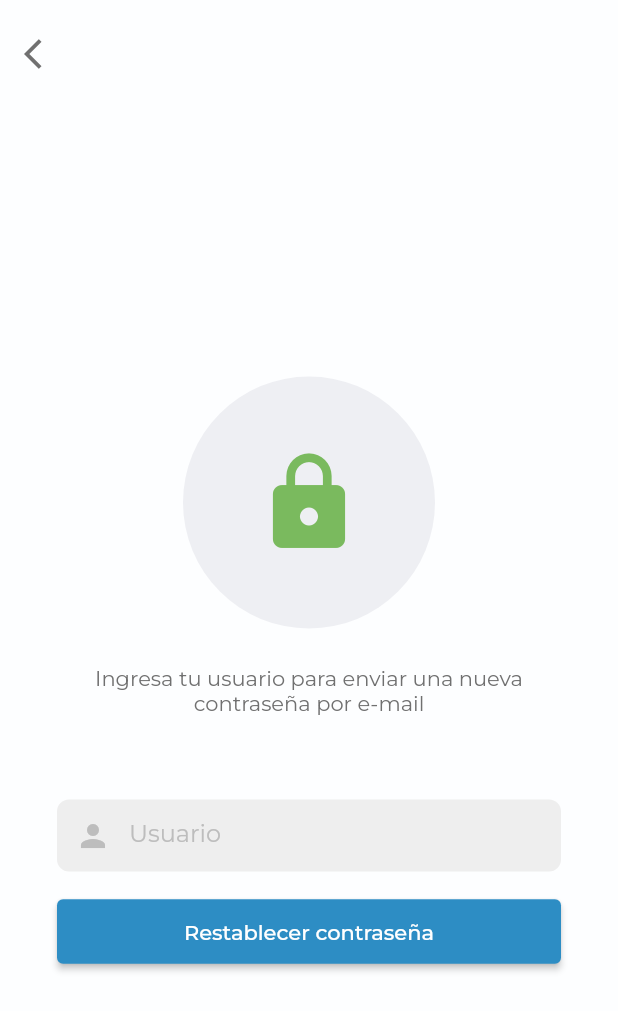
After one commit to danieloquelis/dimexa-vendors, a Flutter app: the RestorePasswordPage screen opened by its route, on a phone screen of 412 x 824 dp. The commit adds this screen. Shown: the top 1011 px of the screen. Run offline on Flutter 3.47's test engine with Material 2 defaults, Android fonts, the light colour scheme and no system bars; our stand-ins replace carousel_slider, expandable, fl_chart, flutter_spinkit, flutter_svg, get and 5 more; missing offline and left inert: flutter_device_identifier, password_dart; generated files the repository leaves out were written again.

Commit message:
adding restore password functionality

```diff
--- a/lib/data/interceptors/auth_interceptor/auth_interceptor.dart
+++ b/lib/data/interceptors/auth_interceptor/auth_interceptor.dart
@@ -3,4 +3,8 @@ import 'package:dimexa_vendors/data/models/session/session.dart';
 
 abstract class AuthInterceptor {
   Future<Session?> login(String user, String password);
+
+  Future<bool?> resetPassword(String user);
+
+  Future<String?> resetPasswordAndValidateCode(String user, String code);
 }
--- a/lib/global_widgets/loading_dialog/loading_dialog.dart
+++ b/lib/global_widgets/loading_dialog/loading_dialog.dart
@@ -12,7 +12,7 @@ class LoadingDialog {
   }) {
     baseDialog(
         context: context,
-        child: SpinKitRing(color: Colors.grey.shade500, size: 80,),
+        child: SpinKitRing(color: Colors.grey.shade500, size: 80, lineWidth: 5,),
         message: StringUtils.isNotNullNorEmpty(message) ? message! : 'Cargando, porfavor espere...'
     );
   }
@@ -24,7 +24,7 @@ class LoadingDialog {
   }) {
     baseDialog(
         context: context,
-        child: SpinKitRing(color: Colors.grey.shade500, size: 80,),
+        child: SpinKitRing(color: Colors.grey.shade500, size: 80,lineWidth: 5,),
         dynamicMessage: Obx(
           () => TweenAnimationBuilder(
             tween: Tween<double>(begin: 0.0, end: progress.value),
--- a/lib/modules/login_page/login_controller.dart
+++ b/lib/modules/login_page/login_controller.dart
@@ -78,4 +78,8 @@ class LoginController extends GetxController {
   void setPassword(String value) {
     _password = value;
   }
+
+  void goToResetPassword() {
+    Get.toNamed(AppRoutes.restorePassword);
+  }
 }
--- /dev/null
+++ b/lib/modules/restore_password_page/local_widgets/content/content.dart
@@ -0,0 +1,49 @@
+import 'package:dimexa_vendors/core/theme/app_colors/app_colors.dart';
+import 'package:dimexa_vendors/data/provider/localizations/app_translations.dart';
+import 'package:dimexa_vendors/global_widgets/custom_text_field/custom_text_field.dart';
+import 'package:dimexa_vendors/modules/restore_password_page/restore_password_controller.dart';
+import 'package:flutter/material.dart';
+import 'package:get/get.dart';
+
+class Content extends StatelessWidget {
+
+  @override
+  Widget build(BuildContext context) {
+    return GetBuilder<RestorePasswordController>(
+      builder: (_) => Column(
+        mainAxisAlignment: MainAxisAlignment.center,
+        crossAxisAlignment: CrossAxisAlignment.stretch,
+        children: [
+          const CircleAvatar(
+              backgroundColor: AppColors.tagBackground,
+              radius: 84,
+              child: Icon(
+                Icons.lock,
+                color: AppColors.green,
+                size: 72,
+              )
+          ),
+          SizedBox(height: 24,),
+          Text(
+            'Ingresa tu usuario para enviar una nueva contraseña por e-mail',
+            textAlign: TextAlign.center,
+          ),
+          SizedBox(height: 56,),
+          CustomTextField(
+            placeHolder: AppTranslations.of(context)!.text("user"),
+            prefixIcon: Icons.person,
+            onChange: _.setUser
+          ),
+          SizedBox(height: 16,),
+          ElevatedButton(
+            onPressed: _.onResetPassword,
+            child: Padding(
+              padding: const EdgeInsets.all(13.0),
+              child: Text(AppTranslations.of(context)!.text("restore_password")),
+            ),
+          ),
+        ],
+      ),
+    );
+  }
+}
--- /dev/null
+++ b/lib/modules/restore_password_page/restore_password_binding.dart
@@ -0,0 +1,10 @@
+import 'package:dimexa_vendors/modules/restore_password_page/restore_password_controller.dart';
+import 'package:get/get.dart';
+
+class RestorePasswordBinding extends Bindings {
+  @override
+  void dependencies() {
+    Get.lazyPut(() => RestorePasswordController());
+  }
+
+}
--- /dev/null
+++ b/lib/modules/restore_password_page/restore_password_page.dart
@@ -0,0 +1,48 @@
+import 'package:dimexa_vendors/core/theme/app_colors/app_colors.dart';
+import 'package:dimexa_vendors/data/provider/localizations/app_translations.dart';
+import 'package:dimexa_vendors/global_widgets/custom_text_field/custom_text_field.dart';
+import 'package:dimexa_vendors/modules/restore_password_page/local_widgets/content/content.dart';
+import 'package:dimexa_vendors/modules/restore_password_page/local_widgets/content_success/content_success.dart';
+import 'package:dimexa_vendors/modules/restore_password_page/restore_password_controller.dart';
+import 'package:flutter/material.dart';
+import 'package:get/get.dart';
+
+class RestorePasswordPage extends StatefulWidget {
+
+  @override
+  _RestorePasswordPageState createState() => _RestorePasswordPageState();
+}
+
+class _RestorePasswordPageState extends State<RestorePasswordPage> {
+  @override
+  Widget build(BuildContext context) {
+    return GetBuilder<RestorePasswordController>(
+      builder: (_) => Scaffold(
+        backgroundColor: AppColors.basePage,
+        appBar: AppBar(
+          toolbarHeight: 72,
+          backgroundColor: AppColors.basePage,
+          elevation: 0,
+          leading: Visibility(
+            visible: !_.success,
+            child: IconButton(
+              onPressed: _.goBackToLogin,
+              icon: Icon(Icons.arrow_back_ios, color: AppColors.gray,),
+            ),
+          ),
+        ),
+        body: Center(
+          child: SingleChildScrollView(
+            child: Container(
+              padding: const EdgeInsets.symmetric(horizontal: 38),
+              child: _.success ?ContentSuccess(
+                goBack: _.goBackToLogin,
+                email: _.email,
+              ) : Content()
+            ),
+          ),
+        ),
+      ),
+    );
+  }
+}
--- a/lib/routes/app_pages/app_pages.dart
+++ b/lib/routes/app_pages/app_pages.dart
@@ -4,6 +4,8 @@ import 'package:dimexa_vendors/modules/login_page/login_binding.dart';
 import 'package:dimexa_vendors/modules/login_page/login_page.dart';
 import 'package:dimexa_vendors/modules/map_page/map_binding.dart';
 import 'package:dimexa_vendors/modules/map_page/map_page.dart';
+import 'package:dimexa_vendors/modules/restore_password_page/restore_password_binding.dart';
+import 'package:dimexa_vendors/modules/restore_password_page/restore_password_page.dart';
 import 'package:dimexa_vendors/modules/tab_manager/tab_manager.dart';
 import 'package:dimexa_vendors/modules/tab_manager/tab_manager_binding.dart';
 import 'package:dimexa_vendors/routes/app_routes/app_routes.dart';
@@ -13,15 +15,23 @@ class AppPages {
   static final List<GetPage> pages = [
     GetPage(
       name: AppRoutes.login,
-      page: () => Login(),
+      page: () => LoginPage(),
       binding: LoginBinding(),
       preventDuplicates: true
+    ),
+    GetPage(
+      name: AppRoutes.restorePassword,
+      page: () => RestorePasswordPage(),
+      binding: RestorePasswordBinding(),
+      preventDuplicates: true,
+      transition: Transition.downToUp,
     ),
     GetPage(
       name: AppRoutes.tabManager,
       page: () => TabManager(),
       binding: TabManagerBinding(),
-      preventDuplicates: true
+      preventDuplicates: true,
+      transition: Transition.rightToLeft,
     ),
     GetPage(
       name: AppRoutes.clientDetails,
--- a/lib/routes/app_routes/app_routes.dart
+++ b/lib/routes/app_routes/app_routes.dart
@@ -2,6 +2,7 @@
 class AppRoutes {
   static const splash = "/splash";
   static const login = "/login";
+  static const restorePassword = "/login/restore";
   static const tabManager = "/tabManager";
   static const clientDetails = "/client/details";
   static const clientAddressMap = "/client/details/map";
--- a/locale/localization_es.json
+++ b/locale/localization_es.json
@@ -58,5 +58,7 @@
   "user_code": "Código de usuario",
   "products": "Productos",
   "home": "Inicio",
-  "map": "Mapa"
+  "map": "Mapa",
+  "restore_password": "Restablecer contraseña",
+  "back": "Regresar"
 }
```
Also changed, not shown: lib/data/api/auth_api/auth_api.dart (+13 -1 lines), lib/data/interceptors/auth_interceptor/auth_interceptor_impl.dart (+40 -0 lines), lib/modules/login_page/login_page.dart (+12 -8 lines), lib/modules/restore_password_page/local_widgets/code_dialog/code_dialog.dart (added, +40 -0 lines), lib/modules/restore_password_page/local_widgets/code_textfield/code_textfield.dart (added, +44 -0 lines), lib/modules/restore_password_page/local_widgets/content_success/content_success.dart (added, +49 -0 lines), lib/modules/restore_password_page/restore_password_controller.dart (added, +144 -0 lines).
